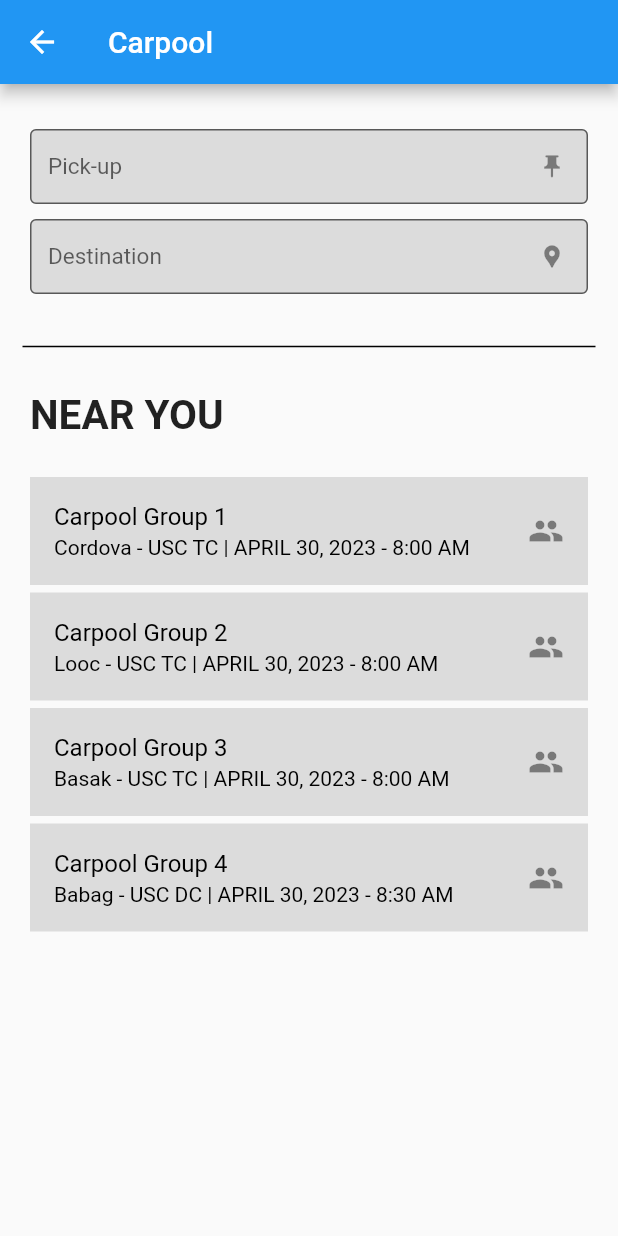
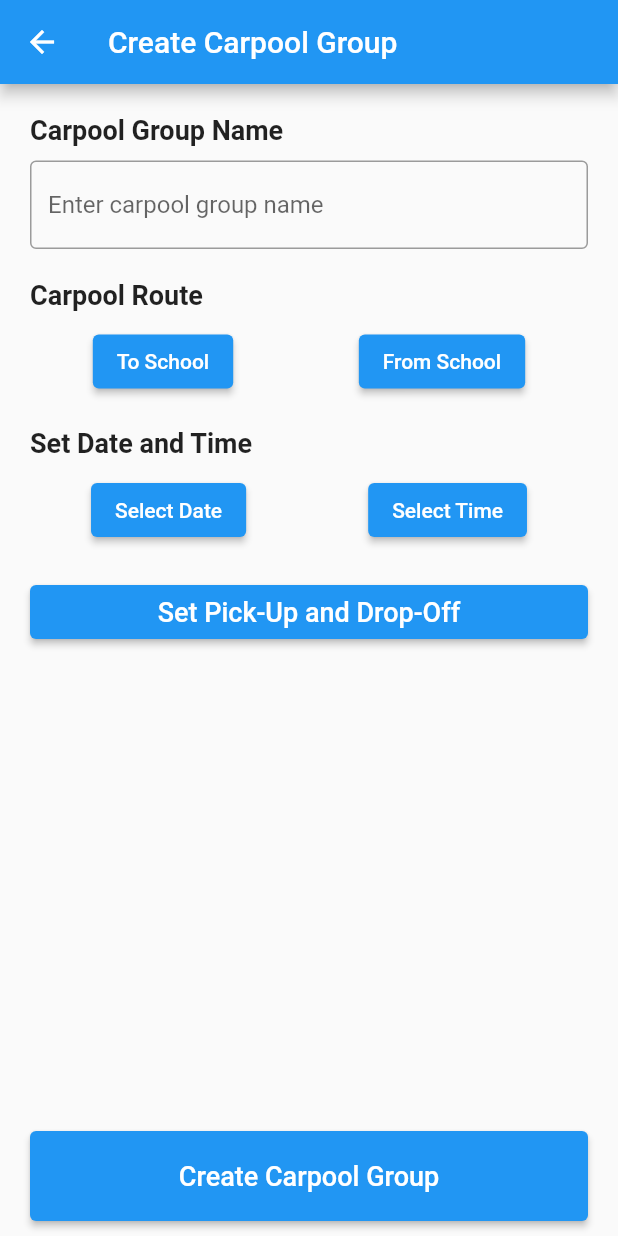
Before and after one commit to RiftNT/sakyahe, a Flutter app: the CarpoolScreen screen opened directly, after a tap on "Carpool Group 2", on a phone screen of 412 x 824 dp. Run offline on Flutter 3.47's test engine with Material 2 defaults, Android fonts, the phone set to English and light mode, and no system bars; our stand-ins replace cloud_firestore, country_picker, firebase_auth, firebase_core, flutter_chat_types, flutter_chat_ui and 1 more; accounts and stored records are empty.

Commit message:
added: driver carpool page

```diff
--- a/lib/screens/carpool_screen.dart
+++ b/lib/screens/carpool_screen.dart
@@ -1,5 +1,8 @@
 import 'package:flutter/material.dart';
 import 'package:sakyahe/screens/carpool_screen_2.dart';
+import 'package:sakyahe/screens/driver_carpool_screen.dart';
+
+import 'driver_create_carpool_screen.dart';
 
 class CarpoolScreen extends StatefulWidget {
   const CarpoolScreen({super.key});
@@ -93,7 +96,12 @@ class _CarpoolScreenState extends State<CarpoolScreen> {
               const SizedBox(height: 5),
               InkWell(
                 onTap: () {
-                  // Carpool 2
+                  Navigator.push(
+                    context,
+                    MaterialPageRoute(
+                      builder: (context) => const CreateCarpoolScreen(),
+                    ),
+                  );
                 },
                 child: const ListTile(
                   title: Text('Carpool Group 2'),
--- a/lib/screens/carpool_screen_2.dart
+++ b/lib/screens/carpool_screen_2.dart
@@ -169,7 +169,7 @@ class _CarpoolScreen2State extends State<CarpoolScreen2> {
               ],
             ),
             const SizedBox(height: 10),
-            const Text('₱50.00 per head')
+            const Text('₱50/person')
           ],
         ),
       ),
--- /dev/null
+++ b/lib/screens/driver_create_carpool_screen.dart
@@ -0,0 +1,174 @@
+import 'package:flutter/material.dart';
+import 'package:intl/intl.dart';
+import 'package:sakyahe/screens/driver_carpool_screen.dart';
+
+enum CarpoolRoute {
+  toSchool,
+  fromSchool,
+}
+
+class CreateCarpoolScreen extends StatefulWidget {
+  const CreateCarpoolScreen({Key? key}) : super(key: key);
+
+  @override
+  _CreateCarpoolScreenState createState() => _CreateCarpoolScreenState();
+}
+
+class _CreateCarpoolScreenState extends State<CreateCarpoolScreen> {
+  DateTime? _selectedDate;
+  TimeOfDay? _selectedTime;
+  CarpoolRoute? _selectedRoute;
+
+  void _showDatePicker() async {
+    final DateTime? pickedDate = await showDatePicker(
+      context: context,
+      initialDate: DateTime.now(),
+      firstDate: DateTime.now(),
+      lastDate: DateTime(2100),
+    );
+
+    if (pickedDate != null && pickedDate != _selectedDate) {
+      setState(() {
+        _selectedDate = pickedDate;
+      });
+    }
+  }
+
+  void _showTimePicker() async {
+    final TimeOfDay? pickedTime = await showTimePicker(
+      context: context,
+      initialTime: TimeOfDay.now(),
+    );
+
+    if (pickedTime != null && pickedTime != _selectedTime) {
+      setState(() {
+        _selectedTime = pickedTime;
+      });
+    }
+  }
+
+  @override
+  Widget build(BuildContext context) {
+    return Scaffold(
+      appBar: AppBar(
+        title: const Text('Create Carpool Group'),
+      ),
+      body: Column(
+        children: [
+          Expanded(
+            child: Padding(
+              padding: const EdgeInsets.all(20),
+              child: Column(
+                crossAxisAlignment: CrossAxisAlignment.stretch,
+                children: [
+                  const Text(
+                    'Carpool Group Name',
+                    style: TextStyle(fontSize: 18, fontWeight: FontWeight.bold),
+                  ),
+                  const SizedBox(height: 10),
+                  TextFormField(
+                    decoration: const InputDecoration(
+                      hintText: 'Enter carpool group name',
+                      border: OutlineInputBorder(),
+                    ),
+                  ),
+                  const SizedBox(height: 20),
+                  const Text(
+                    'Carpool Route',
+                    style: TextStyle(fontSize: 18, fontWeight: FontWeight.bold),
+                  ),
+                  const SizedBox(height: 10),
+                  Row(
+                    mainAxisAlignment: MainAxisAlignment.spaceAround,
+                    children: [
+                      ElevatedButton(
+                        onPressed: () {
+                          setState(() {
+                            _selectedRoute = CarpoolRoute.toSchool;
+                          });
+                        },
+                        style: ElevatedButton.styleFrom(
+                          backgroundColor:
+                              _selectedRoute == CarpoolRoute.toSchool
+                                  ? Colors.green
+                                  : null,
+                        ),
+                        child: const Text('To School'),
+                      ),
+                      ElevatedButton(
+                        onPressed: () {
+                          setState(() {
+                            _selectedRoute = CarpoolRoute.fromSchool;
+                          });
+                        },
+                        style: ElevatedButton.styleFrom(
+                          backgroundColor:
+                              _selectedRoute == CarpoolRoute.fromSchool
+                                  ? Colors.green
+                                  : null,
+                        ),
+                        child: const Text('From School'),
+                      ),
+                    ],
+                  ),
+                  const SizedBox(height: 20),
+                  const Text(
+                    'Set Date and Time',
+                    style: TextStyle(fontSize: 18, fontWeight: FontWeight.bold),
+                  ),
+                  const SizedBox(height: 10),
+                  Row(
+                    mainAxisAlignment: MainAxisAlignment.spaceAround,
+                    children: [
+                      ElevatedButton(
+                        onPressed: () {
+                          _showDatePicker();
+                        },
+                        child: const Text('Select Date'),
+                      ),
+                      ElevatedButton(
+                        onPressed: () {
+                          _showTimePicker();
+                        },
+                        child: const Text('Select Time'),
+                      ),
+                    ],
+                  ),
+                  const SizedBox(height: 20),
+                  ElevatedButton(
+                    onPressed: () {},
+                    child: const Text(
+                      'Set Pick-Up and Drop-Off',
+                      style: TextStyle(fontSize: 18),
+                    ),
+                  ),
+                  const SizedBox(height: 20),
+                ],
+              ),
+            ),
+          ),
+          // Footer
+          Container(
+            width: double.infinity,
+            height: 60,
+            margin: const EdgeInsets.symmetric(vertical: 10, horizontal: 20),
+            child: ElevatedButton(
+              onPressed: () {
+                Navigator.push(
+                  context,
+                  MaterialPageRoute(
+                    builder: (context) => const DriverCarpoolScreen(),
+                  ),
+                );
+              },
+              child: const Text(
+                'Create Carpool Group',
+                style: TextStyle(fontSize: 18),
+              ),
+            ),
+          ),
+        ],
+      ),
+    );
+  }
+}
```
Also changed, not shown: lib/screens/driver_carpool_screen.dart (added, +132 -0 lines), lib/screens/home_screen.dart (+167 -42 lines).
